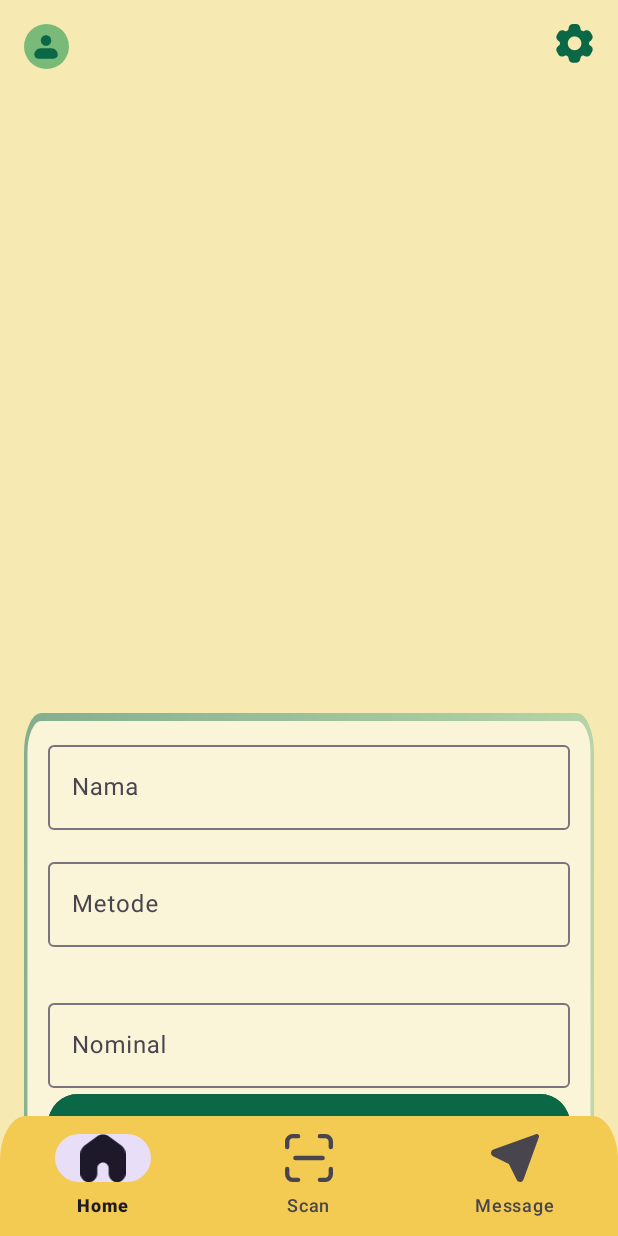
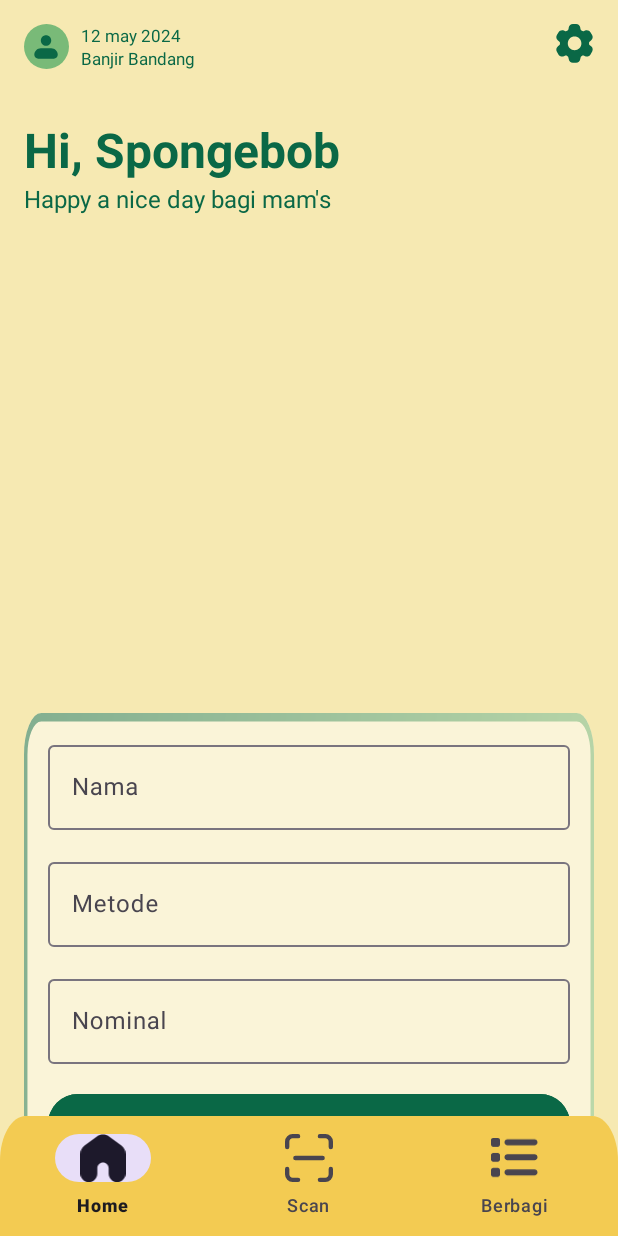
Before and after one commit to emmpann/BagiMam, an Android app: the HomeFragment screen opened through its navigation route, on a phone screen of 412 x 824 dp. Run offline under Robolectric (Android 15) with nearby library versions, the phone set to English and light mode, and no system bars; our stand-ins replace Firebase (no records; nobody signed in at launch, a user with empty details on screens opened directly), navigation-ui.

Commit message:
fix onboarding

```diff
--- a/app/src/main/AndroidManifest.xml
+++ b/app/src/main/AndroidManifest.xml
@@ -2,7 +2,7 @@
 <manifest xmlns:android="http://schemas.android.com/apk/res/android"
     xmlns:tools="http://schemas.android.com/tools">
 
-    <uses-permission android:name="android.permission.INTERNET"/>
+    <uses-permission android:name="android.permission.INTERNET" />
 
     <application
         android:name=".Application"
@@ -17,7 +17,9 @@
         tools:targetApi="31">
         <activity
             android:name=".MainActivity"
-            android:exported="true">
+            android:configChanges="screenSize|orientation|keyboardHidden"
+            android:exported="true"
+            android:windowSoftInputMode="adjustResize">
             <intent-filter>
                 <action android:name="android.intent.action.MAIN" />
 
--- a/app/src/main/java/com/github/emmpann/bagimam/di/AppModule.kt
+++ b/app/src/main/java/com/github/emmpann/bagimam/di/AppModule.kt
@@ -3,6 +3,7 @@ package com.github.emmpann.bagimam.di
 
 import com.github.emmpann.bagimam.MainViewModel
 import com.github.emmpann.bagimam.login.LoginViewModel
+import com.github.emmpann.bagimam.onboarding.OnBoardingViewModel
 import com.github.emmpann.bagimam.register.RegisterViewModel
 import org.koin.androidx.viewmodel.dsl.viewModel
 import org.koin.dsl.module
@@ -11,4 +12,5 @@ val viewModelModule = module {
     viewModel { RegisterViewModel(get()) }
     viewModel { LoginViewModel(get(), get()) }
     viewModel { MainViewModel(get()) }
+    viewModel { OnBoardingViewModel(get()) }
 }
--- a/app/src/main/java/com/github/emmpann/bagimam/login/LoginFragment.kt
+++ b/app/src/main/java/com/github/emmpann/bagimam/login/LoginFragment.kt
@@ -58,7 +58,6 @@ class LoginFragment : Fragment() {
                         etPassword.text?.clear()
                     }
                     viewModel.setSession(User("", "", 0, "", "token-1"))
-//                    findNavController().navigate(R.id.action_loginFragment_to_homeFragment)
                 }
 
                 is Response.Failure -> {
--- /dev/null
+++ b/app/src/main/java/com/github/emmpann/bagimam/onboarding/OnBoardingViewModel.kt
@@ -0,0 +1,14 @@
+package com.github.emmpann.bagimam.onboarding
+
+import androidx.lifecycle.ViewModel
+import androidx.lifecycle.viewModelScope
+import com.github.emmpann.core.data.PreferencesManager
+import kotlinx.coroutines.launch
+
+class OnBoardingViewModel(
+    private val preferencesManager: PreferencesManager,
+) : ViewModel() {
+    fun setUserFirstTime(userFirstTime: Boolean) = viewModelScope.launch {
+        preferencesManager.setUserFirstTime(userFirstTime)
+    }
+}
--- a/app/src/main/java/com/github/emmpann/bagimam/onboarding/screens/ThirdOnboardingFragment.kt
+++ b/app/src/main/java/com/github/emmpann/bagimam/onboarding/screens/ThirdOnboardingFragment.kt
@@ -9,9 +9,13 @@ import android.widget.TextView
 import androidx.fragment.app.Fragment
 import androidx.navigation.fragment.findNavController
 import com.github.emmpann.bagimam.R
+import com.github.emmpann.bagimam.onboarding.OnBoardingViewModel
+import org.koin.androidx.viewmodel.ext.android.viewModel
 
 
 class ThirdOnboardingFragment : Fragment() {
+
+    private val viewModel: OnBoardingViewModel by viewModel()
 
     override fun onCreateView(
         inflater: LayoutInflater, container: ViewGroup?,
@@ -20,18 +24,10 @@ class ThirdOnboardingFragment : Fragment() {
         val view = inflater.inflate(R.layout.fragment_third_onboarding, container, false)
         val btnFinish: TextView = view.findViewById(R.id.tv_start)
         btnFinish.setOnClickListener {
-//            findNavController().navigate(R.id.action_viewPagerFragment_to_homeActivity)
-            onBoardingFinished()
+//            findNavController().navigate(R.id.action_viewPagerFragment_to_registerFragment)
+            viewModel.setUserFirstTime(false)
         }
 
         return view
     }
-
-    private fun onBoardingFinished() {
-        val sharedPref = requireActivity().getSharedPreferences("onBoarding", Context.MODE_PRIVATE)
-        val editor = sharedPref.edit()
-        editor.putBoolean("Finished", true)
-        editor.apply()
-    }
-
 }
--- a/app/src/main/java/com/github/emmpann/bagimam/splash/SplashViewModel.kt
+++ b/app/src/main/java/com/github/emmpann/bagimam/splash/SplashViewModel.kt
@@ -1,8 +1,8 @@
 package com.github.emmpann.bagimam.splash
 
+import androidx.lifecycle.ViewModel
 
-//
-//
-//class SplashViewModel(
 
-//}
+class SplashViewModel() : ViewModel() {
+
+}
--- /dev/null
+++ b/app/src/main/res/drawable/organization_list.xml
@@ -0,0 +1,9 @@
+<vector xmlns:android="http://schemas.android.com/apk/res/android"
+    android:width="25dp"
+    android:height="21dp"
+    android:viewportWidth="25"
+    android:viewportHeight="21">
+  <path
+      android:pathData="M1.172,0C0.522,0 0,0.522 0,1.172V3.516C0,4.165 0.522,4.688 1.172,4.688H3.516C4.165,4.688 4.688,4.165 4.688,3.516V1.172C4.688,0.522 4.165,0 3.516,0H1.172ZM8.594,0.781C7.729,0.781 7.031,1.479 7.031,2.344C7.031,3.208 7.729,3.906 8.594,3.906H22.656C23.521,3.906 24.219,3.208 24.219,2.344C24.219,1.479 23.521,0.781 22.656,0.781H8.594ZM8.594,8.594C7.729,8.594 7.031,9.292 7.031,10.156C7.031,11.021 7.729,11.719 8.594,11.719H22.656C23.521,11.719 24.219,11.021 24.219,10.156C24.219,9.292 23.521,8.594 22.656,8.594H8.594ZM8.594,16.406C7.729,16.406 7.031,17.104 7.031,17.969C7.031,18.833 7.729,19.531 8.594,19.531H22.656C23.521,19.531 24.219,18.833 24.219,17.969C24.219,17.104 23.521,16.406 22.656,16.406H8.594ZM0,8.984V11.328C0,11.977 0.522,12.5 1.172,12.5H3.516C4.165,12.5 4.688,11.977 4.688,11.328V8.984C4.688,8.335 4.165,7.813 3.516,7.813H1.172C0.522,7.813 0,8.335 0,8.984ZM1.172,15.625C0.522,15.625 0,16.147 0,16.797V19.141C0,19.79 0.522,20.313 1.172,20.313H3.516C4.165,20.313 4.688,19.79 4.688,19.141V16.797C4.688,16.147 4.165,15.625 3.516,15.625H1.172Z"
+      android:fillColor="#0A6846"/>
+</vector>
--- a/app/src/main/res/layout/fragment_home.xml
+++ b/app/src/main/res/layout/fragment_home.xml
@@ -1,11 +1,16 @@
 <?xml version="1.0" encoding="utf-8"?>
-<androidx.constraintlayout.widget.ConstraintLayout xmlns:android="http://schemas.android.com/apk/res/android"
+<androidx.core.widget.NestedScrollView xmlns:android="http://schemas.android.com/apk/res/android"
     xmlns:app="http://schemas.android.com/apk/res-auto"
     xmlns:tools="http://schemas.android.com/tools"
     android:layout_width="match_parent"
     android:layout_height="match_parent"
-    android:background="#F6E9B2"
-    tools:context=".home.HomeFragment">
+    android:fillViewport="true"
+    tools:context="home.HomeFragment">
+
+    <androidx.constraintlayout.widget.ConstraintLayout
+        android:layout_width="match_parent"
+        android:layout_height="match_parent"
+        android:background="#F6E9B2">
 
         <ImageView
             android:id="@+id/iv_Profile"
@@ -22,44 +27,44 @@
             android:layout_width="wrap_content"
             android:layout_height="wrap_content"
             android:layout_marginStart="8dp"
+            android:text="12 may 2024"
             android:textColor="#0A6846"
             android:textSize="11sp"
             app:layout_constraintStart_toEndOf="@+id/iv_Profile"
-        app:layout_constraintTop_toTopOf="@+id/iv_Profile"
-        tools:text="29 september 2069" />
+            app:layout_constraintTop_toTopOf="@+id/iv_Profile" />
 
         <TextView
             android:id="@+id/tv_condition"
             android:layout_width="wrap_content"
             android:layout_height="wrap_content"
+            android:text="Banjir Bandang"
             android:textColor="#0A6846"
             android:textSize="11sp"
             app:layout_constraintBottom_toBottomOf="@+id/iv_Profile"
             app:layout_constraintStart_toStartOf="@+id/tv_date"
-        app:layout_constraintTop_toBottomOf="@+id/tv_date"
-        tools:text="Banjir Bandang" />
+            app:layout_constraintTop_toBottomOf="@+id/tv_date" />
 
         <TextView
             android:id="@+id/tv_greeting"
             android:layout_width="wrap_content"
             android:layout_height="wrap_content"
             android:layout_marginTop="32dp"
+            android:text="Hi, Spongebob"
             android:textColor="#0A6846"
             android:textSize="32sp"
             android:textStyle="bold"
             app:layout_constraintStart_toStartOf="@+id/iv_Profile"
-        app:layout_constraintTop_toBottomOf="@+id/iv_Profile"
-        tools:text="Hi, Spongebob" />
+            app:layout_constraintTop_toBottomOf="@+id/iv_Profile" />
 
         <TextView
             android:id="@+id/tv_greeting2"
             android:layout_width="wrap_content"
             android:layout_height="wrap_content"
+            android:text="Happy a nice day bagi mam's"
             android:textColor="#0A6846"
             android:textSize="16sp"
             app:layout_constraintStart_toStartOf="@+id/tv_greeting"
-        app:layout_constraintTop_toBottomOf="@+id/tv_greeting"
-        tools:text="Happy a nice day asu" />
+            app:layout_constraintTop_toBottomOf="@+id/tv_greeting" />
 
         <ImageView
             android:id="@+id/iv_setting"
@@ -102,7 +107,9 @@
             android:layout_height="wrap_content"
             android:layout_marginHorizontal="16dp"
             android:layout_marginTop="16dp"
+            android:layout_marginBottom="32dp"
             android:background="@drawable/card_rounded"
+            app:layout_constraintBottom_toBottomOf="parent"
             app:layout_constraintEnd_toEndOf="parent"
             app:layout_constraintStart_toStartOf="parent"
             app:layout_constraintTop_toBottomOf="@+id/tv_donation">
@@ -146,7 +153,7 @@
                 android:layout_width="match_parent"
                 android:layout_height="wrap_content"
                 android:layout_marginHorizontal="16dp"
-            android:layout_marginTop="32dp"
+                android:layout_marginTop="16dp"
                 android:hint="Nominal"
                 app:layout_constraintEnd_toEndOf="@+id/tf_methode"
                 app:layout_constraintStart_toStartOf="@+id/tf_methode"
@@ -162,7 +169,8 @@
                 android:layout_width="match_parent"
                 android:layout_height="wrap_content"
                 android:layout_marginHorizontal="16dp"
-            android:layout_marginBottom="16dp"
+                android:layout_marginTop="16dp"
+                android:layout_marginBottom="32dp"
                 android:backgroundTint="#0A6846"
                 android:text="Pilih metode pembayaran"
                 app:layout_constraintBottom_toBottomOf="parent"
@@ -173,3 +181,5 @@
         </androidx.constraintlayout.widget.ConstraintLayout>
 
     </androidx.constraintlayout.widget.ConstraintLayout>
+
+</androidx.core.widget.NestedScrollView>
--- a/app/src/main/res/layout/fragment_second_onboarding.xml
+++ b/app/src/main/res/layout/fragment_second_onboarding.xml
@@ -4,22 +4,21 @@
     xmlns:tools="http://schemas.android.com/tools"
     android:layout_width="match_parent"
     android:layout_height="match_parent"
-    tools:context="onboarding.screens.SecondOnboardingFragment"
     android:background="@color/MainColor"
-    >
+    tools:context="onboarding.screens.SecondOnboardingFragment">
 
     <ImageView
+        android:layout_width="match_parent"
+        android:layout_height="wrap_content"
+        android:layout_above="@+id/constraint"
         android:layout_alignParentStart="true"
         android:layout_alignParentEnd="true"
-        android:layout_above="@+id/constraint"
-        android:layout_width="match_parent"
-        android:layout_height="wrap_content"
+        android:layout_gravity="center"
         android:layout_marginStart="30dp"
         android:layout_marginTop="10dp"
         android:layout_marginEnd="30dp"
         android:layout_marginBottom="10dp"
         android:contentDescription="@string/cd_onboarding_2"
-        android:layout_gravity="center"
         android:src="@drawable/ic_search_3d" />
 
     <androidx.constraintlayout.widget.ConstraintLayout
--- a/app/src/main/res/menu/menu_bottom.xml
+++ b/app/src/main/res/menu/menu_bottom.xml
@@ -13,6 +13,6 @@
 
     <item
         android:id="@+id/messageFragment"
-        android:icon="@drawable/message"
-        android:title="Message" />
+        android:icon="@drawable/organization_list"
+        android:title="Berbagi" />
 </menu>
--- a/app/src/main/res/navigation/main_navigation.xml
+++ b/app/src/main/res/navigation/main_navigation.xml
@@ -3,7 +3,7 @@
     xmlns:app="http://schemas.android.com/apk/res-auto"
     xmlns:tools="http://schemas.android.com/tools"
     android:id="@+id/main_navigation"
-    app:startDestination="@id/loginFragment">
+    app:startDestination="@id/viewPagerFragment">
     <fragment
         android:id="@+id/homeFragment"
         android:name="com.github.emmpann.bagimam.home.HomeFragment"
@@ -30,4 +30,12 @@
             android:id="@+id/action_loginFragment_to_homeFragment"
             app:destination="@id/homeFragment" />
     </fragment>
+    <fragment
+        android:id="@+id/viewPagerFragment"
+        android:name="com.github.emmpann.bagimam.onboarding.ViewPagerFragment"
+        android:label="ViewPagerFragment" >
+        <action
+            android:id="@+id/action_viewPagerFragment_to_registerFragment"
+            app:destination="@id/registerFragment" />
+    </fragment>
 </navigation>
```
Also changed, not shown: app/src/main/java/com/github/emmpann/bagimam/splash/SplashFragment.kt (+11 -3 lines). Lines whose indentation alone changed are shown as unchanged.
